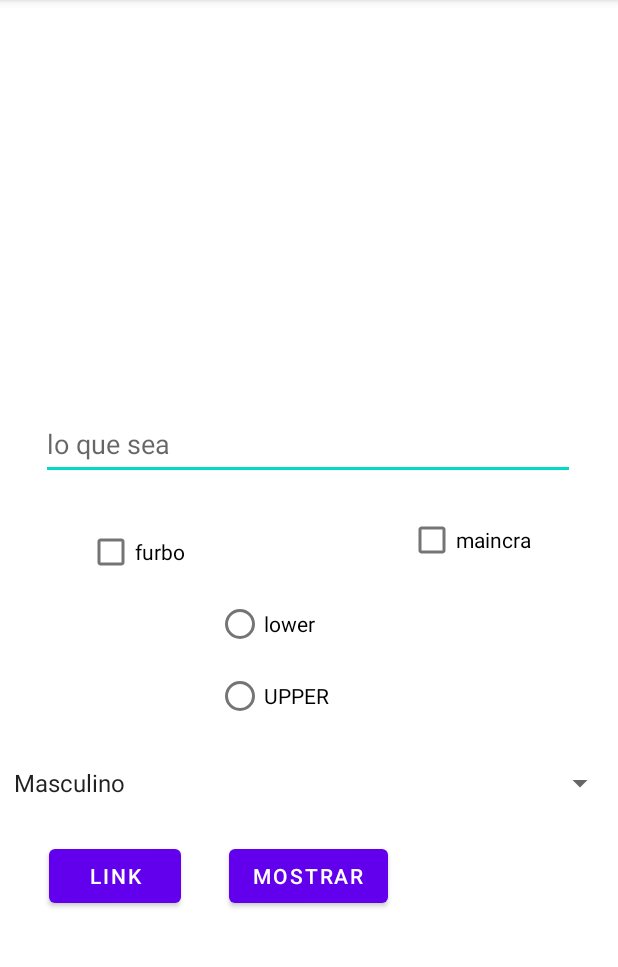
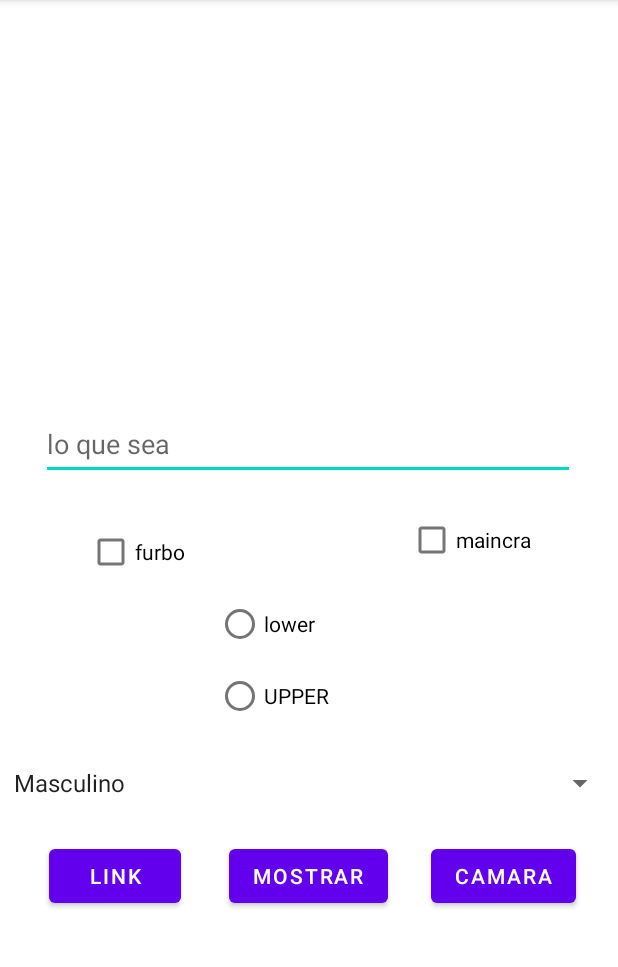
Before and after one commit to NotElHero/EstudioExamen1, an Android app: the screen it shows after launch (MainActivity), after a tap on "MOSTRAR", on a phone screen of 412 x 824 dp, the part 84-1051 px from its top. Run offline under Robolectric (Android 15) with nearby library versions, the phone set to English and light mode, and no system bars.

```diff
--- a/app/src/main/java/com/example/estudioexamen1/MainActivity.java
+++ b/app/src/main/java/com/example/estudioexamen1/MainActivity.java
@@ -6,6 +6,7 @@ import androidx.appcompat.app.AppCompatActivity;
 import android.content.Intent;
 import android.net.Uri;
 import android.os.Bundle;
+import android.provider.MediaStore;
 import android.view.View;
 import android.widget.AdapterView;
 import android.widget.Button;
@@ -16,15 +17,16 @@ import android.widget.Spinner;
 import android.widget.TextView;
 import android.widget.Toast;
 
+import java.util.Locale;
+
 public class MainActivity extends AppCompatActivity implements View.OnClickListener, AdapterView.OnItemSelectedListener {
 
-    Button botonMostrar, botonLink;
+    Button botonMostrar, botonLink, botonCam;
     TextView textView;
     RadioButton botonLower, botonUpper;
     CheckBox botonFurbo, botonMaincra;
     EditText editText;
     String add = "";
-    boolean seleccion = false;
     String url = "https://www.youtube.com/watch?v=RjGH9JXbg4s";
 
     @Override
@@ -36,6 +38,8 @@ public class MainActivity extends AppCompatActivity implements View.OnClickListe
         botonMostrar.setOnClickListener(this);
         botonLink = findViewById(R.id.botonLink);
         botonLink.setOnClickListener(this);
+        botonCam = findViewById(R.id.botonCam);
+        botonCam.setOnClickListener(this);
 
         textView = findViewById(R.id.textView);
         editText = findViewById(R.id.editText);
@@ -64,26 +68,30 @@ public class MainActivity extends AppCompatActivity implements View.OnClickListe
 
     @Override
     public void onClick(View view) {
-        switch (view.getId()){
+        switch (view.getId()) {
             case R.id.botonMostrar:
                 estaCheck();
-                estaSeleccionado();
-                if (seleccion){
+                if (botonLower.isChecked()){
+                    textView.setText(editText.getText().toString().toLowerCase()+add.toLowerCase());
+                }if (botonUpper.isChecked()){
+                    textView.setText(editText.getText().toString().toUpperCase()+add.toUpperCase());
+                }else{
+                textView.setText(editText.getText() + add);
+        }
 
-                }
-                textView.setText(editText.getText()+add);
             Toast toast = Toast.makeText(this, "listo!", Toast.LENGTH_SHORT);
             toast.show();
-
             break;
             case R.id.botonLink:
                 Uri uri = Uri.parse(url);
                 Intent intent = new Intent(Intent.ACTION_VIEW, uri);
                 startActivity(intent);
                 break;
-
+            case R.id.botonCam:
+                Intent cam = new Intent(MediaStore.ACTION_IMAGE_CAPTURE);
+                startActivity(cam);
+                break;
         }
-
     }
 
     public String estaCheck(){
@@ -99,16 +107,6 @@ public class MainActivity extends AppCompatActivity implements View.OnClickListe
         return add;
     }
 
-    public boolean estaSeleccionado(){
-        if (botonLower.isChecked()) {
-            seleccion = false;
-        }
-        if (botonUpper.isChecked()){
-            seleccion = true;
-        }
-        return seleccion;
-    }
-
     @Override
     public void onItemSelected(AdapterView<?> adapterView, View view, int i, long l) {
 
--- a/app/src/main/res/layout-land/activity_main.xml
+++ b/app/src/main/res/layout-land/activity_main.xml
@@ -106,4 +106,13 @@
         app:layout_constraintStart_toStartOf="parent"
         app:layout_constraintTop_toTopOf="@+id/botonMostrar" />
 
+    <Button
+        android:id="@+id/botonCam"
+        android:layout_width="wrap_content"
+        android:layout_height="wrap_content"
+        android:text="cam"
+        app:layout_constraintEnd_toEndOf="@+id/checkBoxMaincra"
+        app:layout_constraintStart_toEndOf="@+id/spinner"
+        app:layout_constraintTop_toTopOf="@+id/spinner" />
+
 </androidx.constraintlayout.widget.ConstraintLayout>
--- a/app/src/main/res/layout/activity_main.xml
+++ b/app/src/main/res/layout/activity_main.xml
@@ -107,4 +107,13 @@
         app:layout_constraintStart_toStartOf="parent"
         app:layout_constraintTop_toTopOf="@+id/botonMostrar" />
 
+    <Button
+        android:id="@+id/botonCam"
+        android:layout_width="wrap_content"
+        android:layout_height="wrap_content"
+        android:text="camara"
+        app:layout_constraintEnd_toEndOf="parent"
+        app:layout_constraintStart_toEndOf="@+id/botonMostrar"
+        app:layout_constraintTop_toTopOf="@+id/botonMostrar" />
+
 </androidx.constraintlayout.widget.ConstraintLayout>
```
